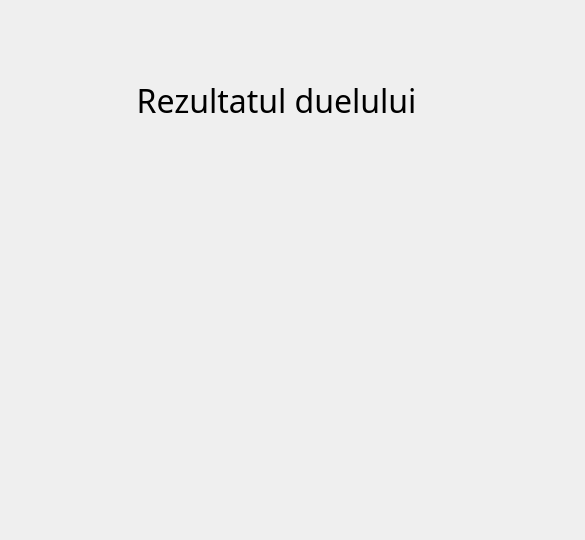
Before: the Qt Designer form Triviador/UI/forms/DuelResult.ui in andonealexandru/Triviador, drawn with Qt 5.
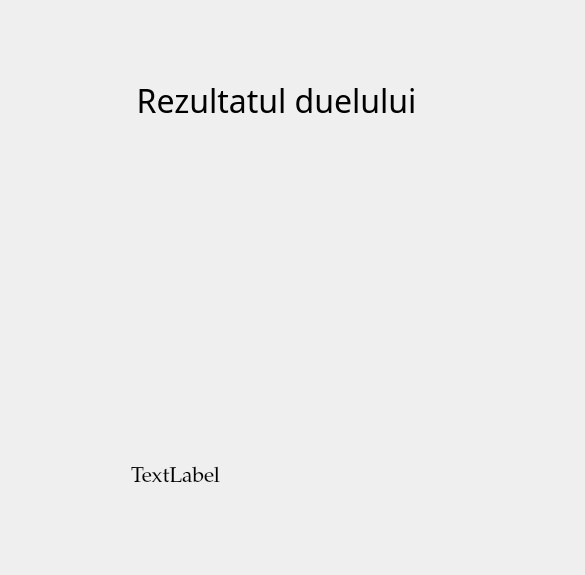
After: the same form once the commit is applied.

Commit message: change profile ui, add correct answer to result window and player name in question window

```diff
--- a/Triviador/UI/forms/DuelResult.ui
+++ b/Triviador/UI/forms/DuelResult.ui
@@ -7,7 +7,7 @@
     <x>0</x>
     <y>0</y>
     <width>585</width>
-    <height>540</height>
+    <height>575</height>
    </rect>
   </property>
   <property name="windowTitle">
@@ -36,10 +36,10 @@
    <widget class="QWidget" name="verticalLayoutWidget">
     <property name="geometry">
      <rect>
-      <x>130</x>
+      <x>120</x>
       <y>140</y>
-      <width>331</width>
-      <height>321</height>
+      <width>351</width>
+      <height>381</height>
      </rect>
     </property>
     <property name="font">
@@ -113,6 +113,13 @@
        </property>
       </widget>
      </item>
+     <item>
+      <widget class="QLabel" name="correctAnswer">
+       <property name="text">
+        <string>TextLabel</string>
+       </property>
+      </widget>
+     </item>
     </layout>
    </widget>
   </widget>
```
The commit also changes 3 other files.
